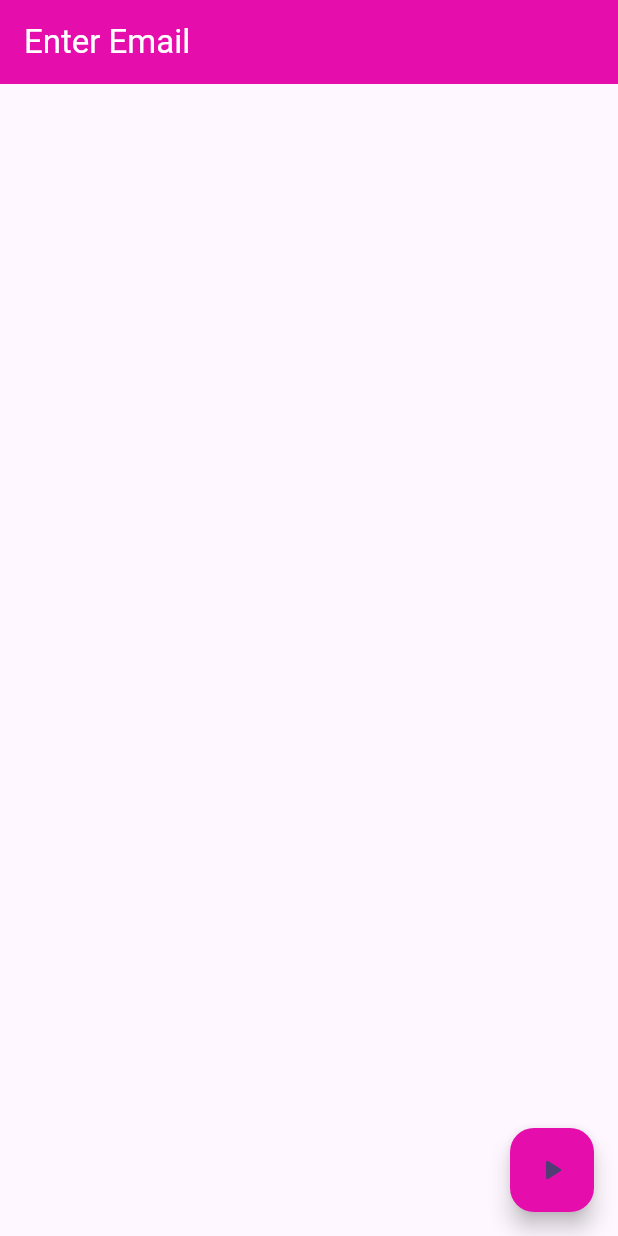
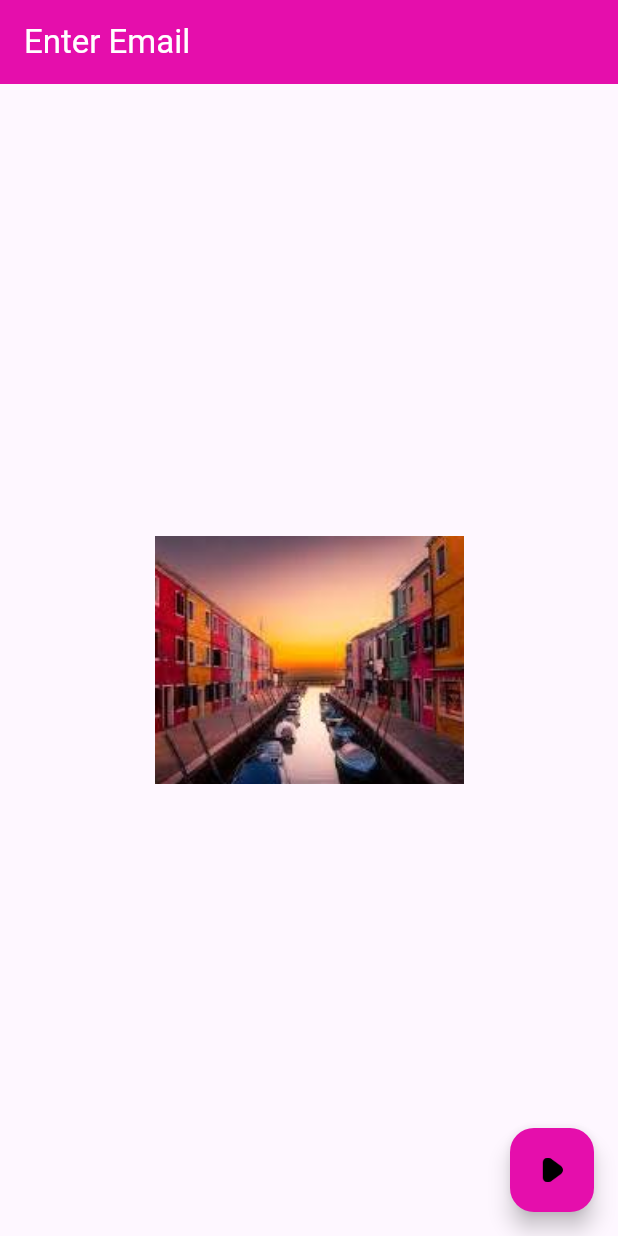
Before and after one commit to Avinash174/MVVM_GetX, a Flutter app: the screen it shows after launch, on a phone screen of 412 x 824 dp. Run offline on Flutter 3.47's test engine with Material 3 defaults, Android fonts, the phone set to English and light mode, and no system bars; our stand-ins replace fluttertoast, get.

Commit message:
how to add assets learn

```diff
--- /dev/null
+++ b/lib/res/assets/icons/icons.dart
@@ -0,0 +1,4 @@
+class IconAssets {
+  static const String playIcon =
+      'assets/icons/play.png'; // Adjust the file name
+}
--- /dev/null
+++ b/lib/res/assets/images/images.dart
@@ -0,0 +1,3 @@
+class ImageAssets {
+  static const String firstImage = 'assets/images/first.jpg';
+}
--- a/lib/view/splashscreen.dart
+++ b/lib/view/splashscreen.dart
@@ -1,6 +1,10 @@
 import 'package:flutter/material.dart';
+import 'package:get/get_core/get_core.dart';
+import 'package:get/route_manager.dart';
 import 'package:get/utils.dart';
 import 'package:mvvm_getx/data/app_exection.dart';
+import 'package:mvvm_getx/res/assets/icons/icons.dart';
+import 'package:mvvm_getx/res/assets/images/images.dart';
 import 'package:mvvm_getx/res/color/app_color.dart';
 import 'package:mvvm_getx/utils/utils.dart';
 
@@ -24,6 +28,21 @@ class _SplashScreenState extends State<SplashScreen> {
           ),
         ),
       ),
+      body: Column(
+        mainAxisAlignment: MainAxisAlignment.center,
+        children: [
+          Center(
+            child: Image(
+              image: const AssetImage(
+                ImageAssets.firstImage,
+              ),
+              height: Get.height * .2,
+              width: Get.width * .5,
+              fit: BoxFit.cover,
+            ),
+          ),
+        ],
+      ),
       floatingActionButton: FloatingActionButton(
         backgroundColor: AppColor.pinkColor,
         onPressed: () {
@@ -31,8 +50,12 @@ class _SplashScreenState extends State<SplashScreen> {
             'message',
           );
         },
-        child: const Icon(
-          Icons.play_arrow_rounded,
+        child: Image(
+          image: const AssetImage(
+            IconAssets.playIcon,
+          ),
+          height: Get.height * .02,
+          width: Get.width * .2,
         ),
       ),
     );
```
Also changed, not shown: pubspec.yaml (+4 -3 lines).
